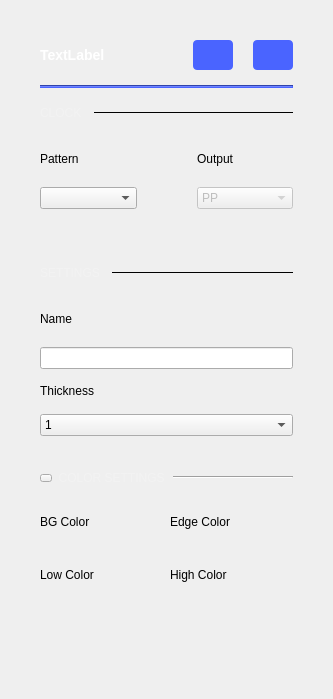
analogdevicesinc/scopy, file ui/pg_cg_settings.ui: the form before one commit.
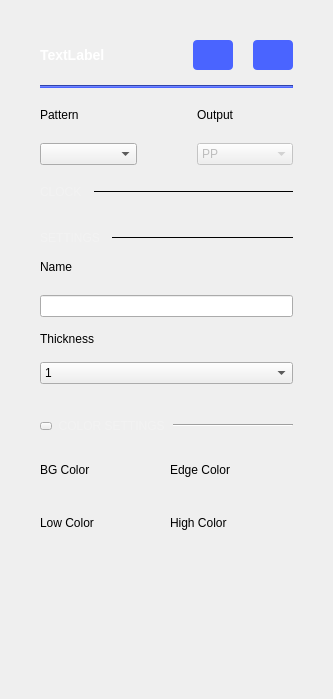
The form after the commit. Icons and pictures are not drawn.

Commit message: PatternGenerator - fixed channelgroup settings

```diff
--- a/ui/pg_cg_settings.ui
+++ b/ui/pg_cg_settings.ui
@@ -208,7 +208,7 @@
               <x>0</x>
               <y>0</y>
               <width>249</width>
-              <height>556</height>
+              <height>505</height>
              </rect>
             </property>
             <property name="sizePolicy">
@@ -233,59 +233,13 @@
              <property name="bottomMargin">
               <number>10</number>
              </property>
-             <item>
-              <layout class="QHBoxLayout" name="horizontalLayout_4">
-               <property name="spacing">
-                <number>12</number>
-               </property>
-               <property name="topMargin">
-                <number>18</number>
-               </property>
-               <property name="bottomMargin">
-                <number>32</number>
-               </property>
-               <item>
-                <widget class="QLabel" name="LPattern">
-                 <property name="styleSheet">
-                  <string notr="true">QLabel
-{
-height: 15px;
-font-family: Arial;
-font-size: 12px;
-line-height: 14px;
-color: rgba(255,255,255,50);
-}</string>
-                 </property>
-                 <property name="text">
-                  <string>CLOCK</string>
-                 </property>
-                </widget>
-               </item>
-               <item>
-                <widget class="Line" name="line_2">
-                 <property name="sizePolicy">
-                  <sizepolicy hsizetype="Expanding" vsizetype="Fixed">
-                   <horstretch>0</horstretch>
-                   <verstretch>0</verstretch>
-                  </sizepolicy>
-                 </property>
-                 <property name="frameShadow">
-                  <enum>QFrame::Plain</enum>
-                 </property>
-                 <property name="orientation">
-                  <enum>Qt::Horizontal</enum>
-                 </property>
-                </widget>
-               </item>
-              </layout>
-             </item>
              <item>
               <layout class="QHBoxLayout" name="horizontalLayout_3">
                <property name="spacing">
                 <number>0</number>
                </property>
                <property name="topMargin">
-                <number>0</number>
+                <number>20</number>
                </property>
                <property name="bottomMargin">
                 <number>20</number>
@@ -364,6 +318,52 @@
                </item>
               </layout>
              </item>
+             <item>
+              <layout class="QHBoxLayout" name="horizontalLayout_4">
+               <property name="spacing">
+                <number>12</number>
+               </property>
+               <property name="topMargin">
+                <number>0</number>
+               </property>
+               <property name="bottomMargin">
+                <number>12</number>
+               </property>
+               <item>
+                <widget class="QLabel" name="LPattern">
+                 <property name="styleSheet">
+                  <string notr="true">QLabel
+{
+height: 15px;
+font-family: Arial;
+font-size: 12px;
+line-height: 14px;
+color: rgba(255,255,255,50);
+}</string>
+                 </property>
+                 <property name="text">
+                  <string>CLOCK</string>
+                 </property>
+                </widget>
+               </item>
+               <item>
+                <widget class="Line" name="line_2">
+                 <property name="sizePolicy">
+                  <sizepolicy hsizetype="Expanding" vsizetype="Fixed">
+                   <horstretch>0</horstretch>
+                   <verstretch>0</verstretch>
+                  </sizepolicy>
+                 </property>
+                 <property name="frameShadow">
+                  <enum>QFrame::Plain</enum>
+                 </property>
+                 <property name="orientation">
+                  <enum>Qt::Horizontal</enum>
+                 </property>
+                </widget>
+               </item>
+              </layout>
+             </item>
              <item>
               <widget class="QWidget" name="patternSettings" native="true">
                <property name="enabled">
@@ -427,10 +427,10 @@
                    <number>12</number>
                   </property>
                   <property name="topMargin">
-                   <number>37</number>
+                   <number>20</number>
                   </property>
                   <property name="bottomMargin">
-                   <number>17</number>
+                   <number>0</number>
                   </property>
                   <item>
                    <widget class="QLabel" name="label_5">
```
Left out of the diff: 1 changed line with no effect on the pictures.
